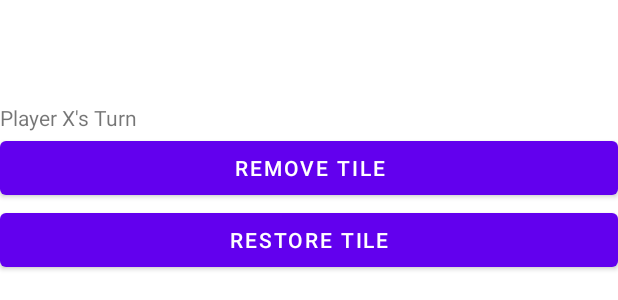
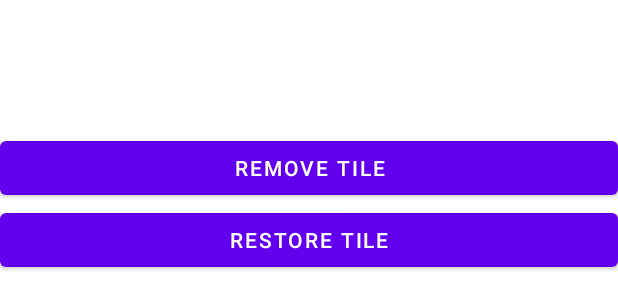
Before and after one commit to trangj/comp-4200-project, an Android app: the layout fragment_game_options.xml on its own in the app's theme, with its tools: preview values and no code run, on a phone screen of 412 x 824 dp. Shown: the part 428-728 px from the top of the screen. Run offline under Robolectric (Android 15) with nearby library versions, the light colour scheme and no system bars.

Commit message:
roll die func

```diff
--- a/app/src/main/java/com/example/comp_4220_project/Player1RollDieFragment.java
+++ b/app/src/main/java/com/example/comp_4220_project/Player1RollDieFragment.java
@@ -14,6 +14,8 @@ import android.view.ViewGroup;
 import android.widget.Button;
 import android.widget.ImageView;
 import android.widget.TextView;
+
+import java.util.Objects;
 
 /**
  * A simple {@link Fragment} subclass.
@@ -111,6 +113,7 @@ public class Player1RollDieFragment extends Fragment {
                 player_turn++;
 
                 if(player_turn == 1) player.setText(R.string.text_player_2_turn);
+                if(player_turn == 2) player.setText(R.string.text_player_1_turn);
 
                 die_1.setImageResource(images[i1]);
                 die_2.setImageResource(images[i2]);
@@ -118,6 +121,9 @@ public class Player1RollDieFragment extends Fragment {
                 if(high_roll[0] == high_roll[1]) player_turn = 0;
 
                 if(player_turn == 2) {
+
+                    if(high_roll[0] > high_roll[1]) ((GameActivity) requireActivity()).setPlayerTurn(1);
+                    else ((GameActivity) requireActivity()).setPlayerTurn(2);
                     GameOptionsFragment f = new GameOptionsFragment();
                     FragmentManager fm = getParentFragmentManager();
                     FragmentTransaction ft = fm.beginTransaction();
--- a/app/src/main/res/layout/fragment_game_options.xml
+++ b/app/src/main/res/layout/fragment_game_options.xml
@@ -13,9 +13,9 @@
         android:orientation="vertical">
 
         <TextView
+            android:id="@+id/game_option_title"
             android:layout_width="match_parent"
-            android:layout_height="wrap_content"
-            android:text="Player X's Turn" />
+            android:layout_height="wrap_content" />
 
         <Button
             android:id="@+id/removeTileButton"
```
Also changed, not shown: app/src/main/java/com/example/comp_4220_project/GameOptionsFragment.java (+7 -2 lines).
